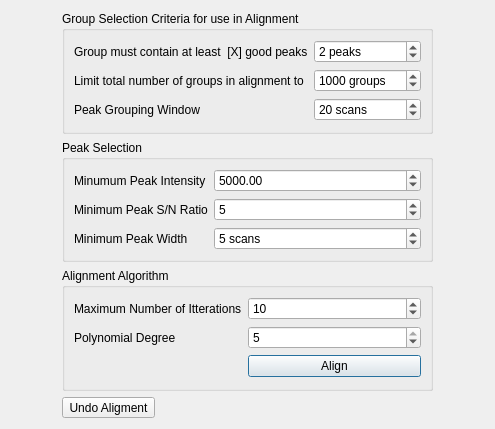
Qt form src/maven/forms/alignmentdialog.ui (eugenemel/maven) before a commit.
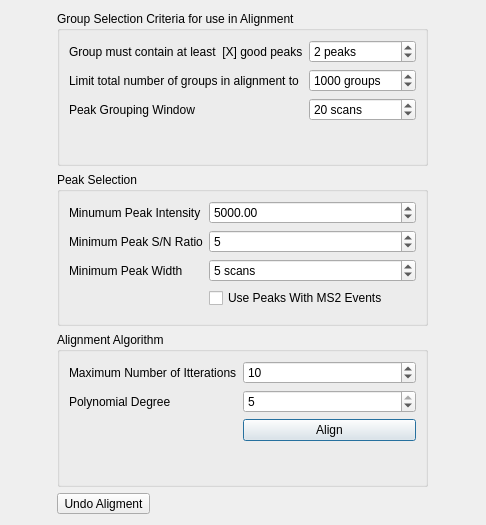
The same form after that commit.

Commit message: save /load segmented alignments from mzrollDB alignment dialogs allows filtering of peaks with fragmentation events

What changed in the file:
```diff
--- a/src/maven/forms/alignmentdialog.ui
+++ b/src/maven/forms/alignmentdialog.ui
@@ -6,8 +6,8 @@
    <rect>
     <x>0</x>
     <y>0</y>
-    <width>495</width>
-    <height>429</height>
+    <width>486</width>
+    <height>525</height>
    </rect>
   </property>
   <property name="windowTitle">
@@ -164,6 +164,13 @@
         </property>
        </widget>
       </item>
+      <item row="5" column="1">
+       <widget class="QCheckBox" name="mustHaveMS2Events">
+        <property name="text">
+         <string>Use Peaks With MS2 Events</string>
+        </property>
+       </widget>
+      </item>
      </layout>
     </widget>
    </item>
```
The commit also changes 5 other files.
